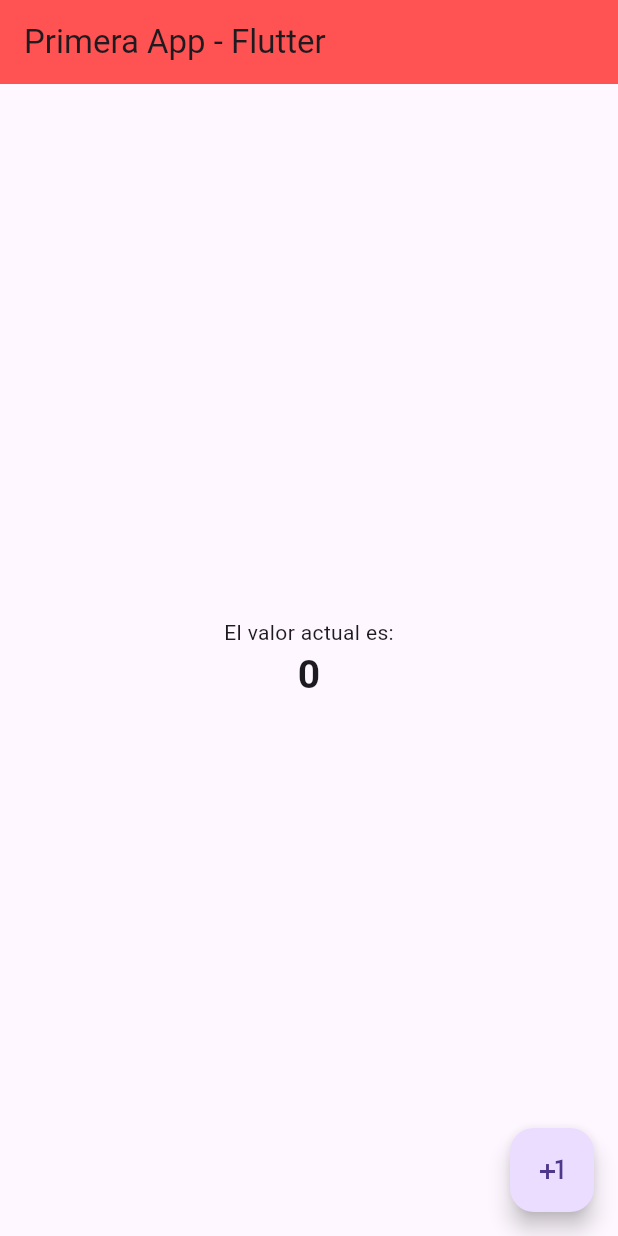
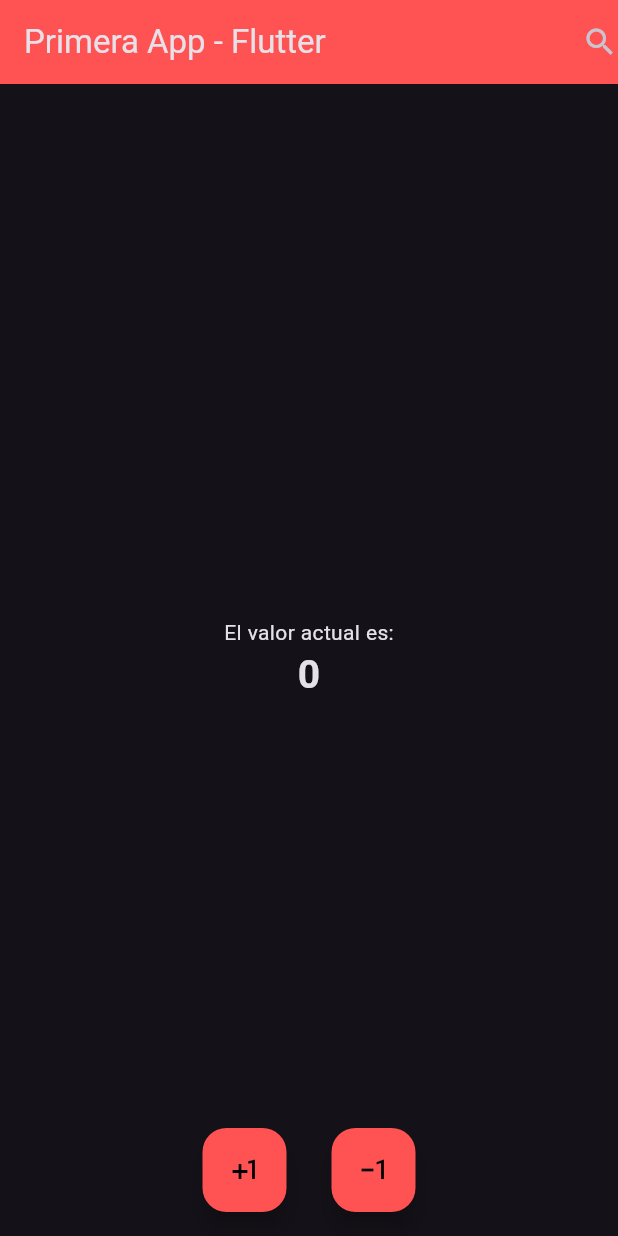
Before and after one commit to GrimmGW/App-Contador, a Flutter app: the screen it shows after launch, on a phone screen of 412 x 824 dp. Run offline on Flutter 3.47's test engine with Material 3 defaults, Android fonts, the phone set to English and light mode, and no system bars.

Commit message:
Optimizando código y agregando modo oscuro

```diff
--- a/lib/main.dart
+++ b/lib/main.dart
@@ -9,9 +9,10 @@ class MyApp extends StatelessWidget {
 
   @override
   Widget build(BuildContext context) {
-    return const MaterialApp(
+    return MaterialApp(
       debugShowCheckedModeBanner: false,
-      home: HomeScreen(),
+      home: const HomeScreen(),
+      theme: ThemeData.dark(),
     );
   }
 }
--- a/lib/screens/home_screen.dart
+++ b/lib/screens/home_screen.dart
@@ -7,36 +7,63 @@ class HomeScreen extends StatefulWidget {
   State<HomeScreen> createState() => _HomeScreenState();
 }
 
-int counter = 0;
+class _HomeScreenState extends State<HomeScreen> {
+  int counter = 0;
 
-class _HomeScreenState extends State<HomeScreen> {
+  void increase() {
+    counter++;
+    setState(() {});
+  }
+
   @override
   Widget build(BuildContext context) {
+    const textStyle = TextStyle(fontWeight: FontWeight.bold, fontSize: 26);
+
     return Scaffold(
       appBar: AppBar(
         title: const Text('Primera App - Flutter'),
         backgroundColor: Colors.redAccent,
+        actions: [const Icon(Icons.search)],
       ),
       body: Center(
         child: Column(
           mainAxisAlignment: MainAxisAlignment.center,
           children: [
             const Text('El valor actual es:'),
-            Text(
-              '$counter',
-              style: const TextStyle(fontWeight: FontWeight.bold, fontSize: 26),
-            ),
+            Text('$counter', style: textStyle),
           ],
         ),
       ),
-      floatingActionButton: FloatingActionButton(
-        onPressed: () {
-          setState(() {
-            counter++;
-          });
-        },
-        child: const Icon(Icons.plus_one),
-      ),
+      floatingActionButtonLocation: FloatingActionButtonLocation.centerFloat,
+      floatingActionButton: CustomFloatingActionButton(increaseFn: increase),
     );
   }
 }
+
+class CustomFloatingActionButton extends StatelessWidget {
+  final Function increaseFn;
+
+  const CustomFloatingActionButton({super.key, required this.increaseFn});
+
+  @override
+  Widget build(BuildContext context) {
+    return Row(
+      mainAxisAlignment: MainAxisAlignment.center,
+      children: [
+        FloatingActionButton(
+          backgroundColor: Colors.redAccent,
+          foregroundColor: Colors.black,
+          onPressed: () => increaseFn(),
+          child: const Icon(Icons.plus_one),
+        ),
+        const SizedBox(width: 30),
+        FloatingActionButton(
+          backgroundColor: Colors.redAccent,
+          foregroundColor: Colors.black,
+          onPressed: () {},
+          child: const Icon(Icons.exposure_minus_1),
+        ),
+      ],
+    );
+  }
+}
```
